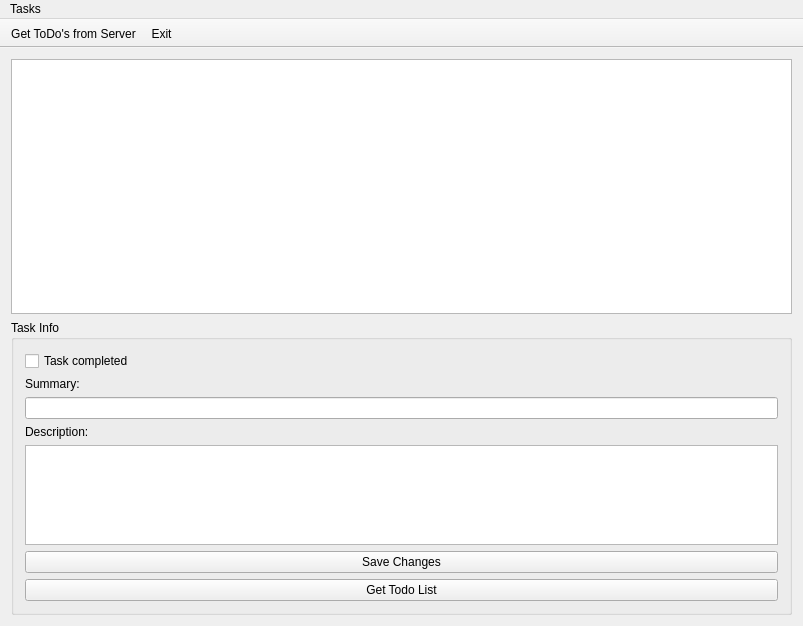
Above: mainwindow.ui from Tercus/ToDo before the change. Below: the same form after it.
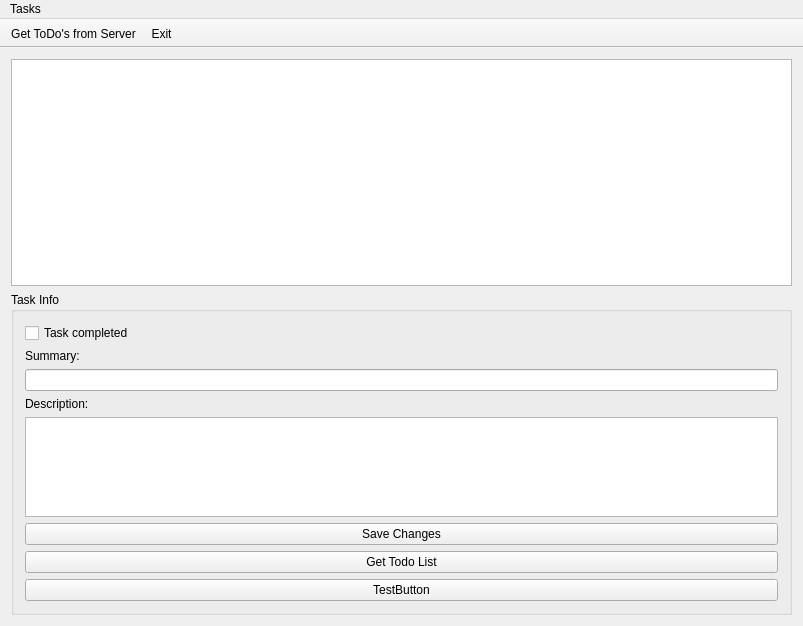
That is the form after the change. Icons and pictures are not drawn.

Commit message: testing DOM building

```diff
--- a/mainwindow.ui
+++ b/mainwindow.ui
@@ -93,6 +93,13 @@
            </property>
           </widget>
          </item>
+         <item row="9" column="0">
+          <widget class="QPushButton" name="pushButton_2">
+           <property name="text">
+            <string>TestButton</string>
+           </property>
+          </widget>
+         </item>
         </layout>
        </widget>
       </item>
```
The commit also changes 2 other files.
